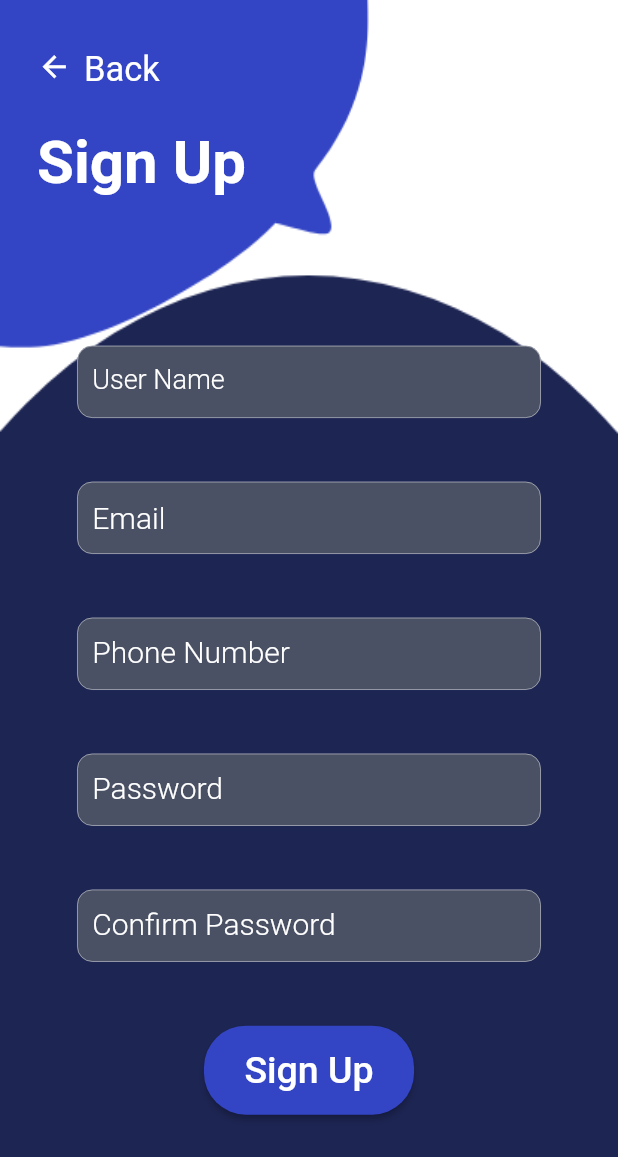
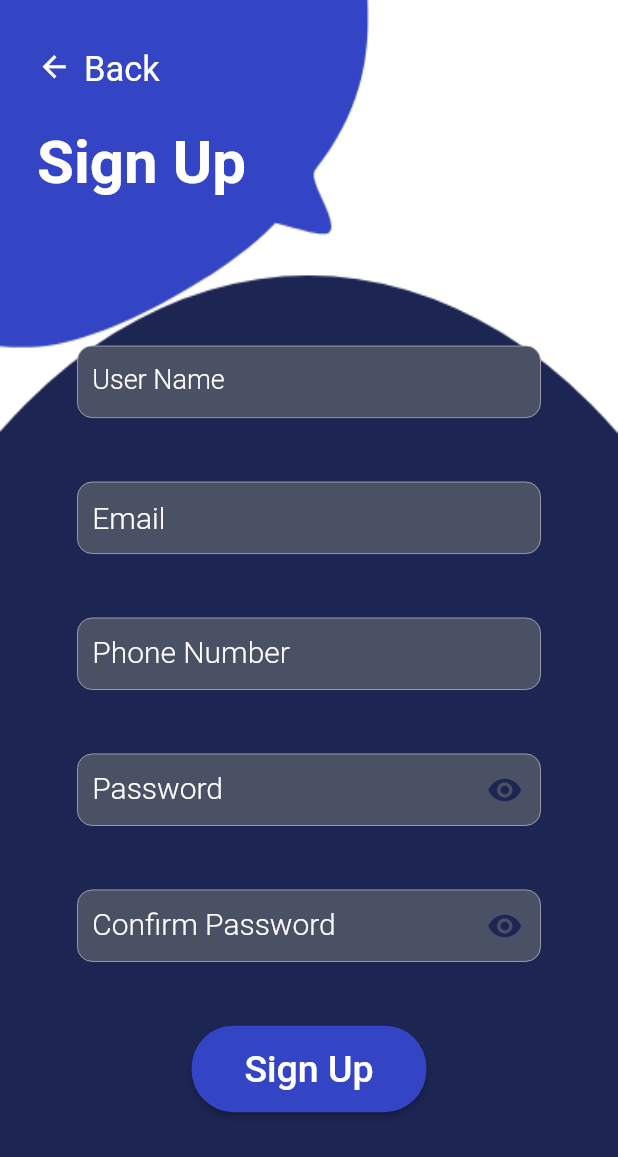
Before and after one commit to MirzaHamza00/final_fyp, a Flutter app: the screen it shows after launch, after a tap on "Log In", after a tap on "Back", after a tap on "Sign Up", on a phone screen of 412 x 824 dp. Shown: the top 1157 px of the screen. Run offline on Flutter 3.47's test engine with Material 2 defaults, Android fonts, the light colour scheme and no system bars; our stand-ins replace carousel_slider, convex_bottom_bar, flutter_datetime_picker, fluttertoast, font_awesome_flutter, geolocator and 3 more; missing offline and left inert: geocode.

Commit message:
six commit

```diff
--- a/lib/screens/auth_screen.dart
+++ b/lib/screens/auth_screen.dart
@@ -51,6 +51,7 @@ class AuthScreen extends StatelessWidget {
                       vertical: deviceSize.height * 0.04,
                       horizontal: deviceSize.width * 0.1,
                     ),
+                    child: SingleChildScrollView(
                       child: Column(
                         crossAxisAlignment: CrossAxisAlignment.start,
                         children: [
@@ -100,6 +101,7 @@ class AuthScreen extends StatelessWidget {
                       ),
                     ),
                   ),
+                ),
                 Expanded(
                   flex: 1,
                   child: SingleChildScrollView(
@@ -140,6 +142,8 @@ class _AuthCardState extends State<AuthCard> {
   static const Color fieldHexColor = Color(0xff4a5165);
   // final _passwordController = TextEditingController();
 
+  bool _passwordVisible = true;
+
   Future<void> _submit() async {
     if (!_formKey.currentState.validate()) {
       // Invalid!
@@ -160,6 +164,7 @@ class _AuthCardState extends State<AuthCard> {
   @override
   Widget build(BuildContext context) {
     final deviceSize = MediaQuery.of(context).size;
+    final deviceOrient = MediaQuery.of(context).orientation;
     //final double top = deviceSize.height * -0.04;
     return Column(
       children: [
@@ -186,7 +191,9 @@ class _AuthCardState extends State<AuthCard> {
                   height: deviceSize.height * 0.01,
                 ),
                 Container(
-                  height: deviceSize.height * 0.093,
+                  height: deviceOrient != Orientation.landscape
+                      ? deviceSize.height * 0.093
+                      : 80,
                   child: TextFormField(
                     onTap: () {
                       check = false;
@@ -282,7 +289,9 @@ class _AuthCardState extends State<AuthCard> {
                   height: deviceSize.height * 0.01,
                 ),
                 Container(
-                  height: deviceSize.height * 0.093,
+                  height: deviceOrient != Orientation.landscape
+                      ? deviceSize.height * 0.093
+                      : 80,
                   child: TextFormField(
                     onTap: () {
                       check = false;
@@ -299,6 +308,19 @@ class _AuthCardState extends State<AuthCard> {
                     ),
                     cursorColor: Colors.pink,
                     decoration: InputDecoration(
+                      suffixIcon: GestureDetector(
+                        onTap: () {
+                          setState(() {
+                            _passwordVisible = !_passwordVisible;
+                          });
+                        },
+                        child: Icon(
+                          _passwordVisible
+                              ? Icons.visibility
+                              : Icons.visibility_off,
+                          color: backHexColor,
+                        ),
+                      ),
                       contentPadding: new EdgeInsets.all(10),
                       fillColor: fieldHexColor,
                       filled: true,
@@ -356,7 +378,7 @@ class _AuthCardState extends State<AuthCard> {
                       _passFocus.unfocus();
                       _submit();
                     },
-                    obscureText: true,
+                    obscureText: _passwordVisible,
                     validator: (value) {
                       if (value.isEmpty) {
                         return 'Enter Password';
--- a/lib/screens/main_screen.dart
+++ b/lib/screens/main_screen.dart
@@ -24,12 +24,15 @@ class _MainScreenState extends State<MainScreen> {
   @override
   Widget build(BuildContext context) {
     final deviceSize = MediaQuery.of(context).size;
+    final deviceOrient = MediaQuery.of(context).orientation;
     return SafeArea(
       child: Scaffold(
         body: _pageOptions[selectedPage],
         bottomNavigationBar: ConvexAppBar(
           curveSize: deviceSize.height * 0.1,
-          height: deviceSize.height * 0.065,
+          height: deviceOrient != Orientation.landscape
+              ? deviceSize.height * 0.065
+              : 40,
           backgroundColor: Colors.blue[900],
           style: TabStyle.flip,
           items: [
--- a/lib/screens/registration.dart
+++ b/lib/screens/registration.dart
@@ -167,9 +167,11 @@ class _AuthCardState extends State<AuthCard> {
     super.dispose();
   }
 
+  bool _passwordVisible = true;
   @override
   Widget build(BuildContext context) {
     final deviceSize = MediaQuery.of(context).size;
+    final deviceOrient = MediaQuery.of(context).orientation;
     return SingleChildScrollView(
       child: Column(
         children: [
@@ -179,7 +181,9 @@ class _AuthCardState extends State<AuthCard> {
               crossAxisAlignment: CrossAxisAlignment.center,
               children: <Widget>[
                 Container(
-                  height: deviceSize.height * 0.11,
+                  height: deviceOrient != Orientation.landscape
+                      ? deviceSize.height * 0.11
+                      : 80,
                   width: deviceSize.width * 0.75,
                   child: TextFormField(
                     style: TextStyle(
@@ -244,21 +248,11 @@ class _AuthCardState extends State<AuthCard> {
                     },
                   ),
                 ),
-                // SizedBox(
-                //   height: deviceSize.height * 0.02,
-                // ),
-                // Text(
-                //   'Email',
-                //   style: TextStyle(
-                //     color: Colors.white,
-                //     fontSize: 22,
-                //   ),
-                // ),
-                // SizedBox(
-                //   height: deviceSize.height * 0.01,
-                // ),
+
                 Container(
-                  height: deviceSize.height * 0.11,
+                  height: deviceOrient != Orientation.landscape
+                      ? deviceSize.height * 0.11
+                      : 80,
                   width: deviceSize.width * 0.75,
                   child: TextFormField(
                     style: TextStyle(
@@ -338,7 +332,9 @@ class _AuthCardState extends State<AuthCard> {
                 // ),
                 Container(
                   width: deviceSize.width * 0.75,
-                  height: deviceSize.height * 0.11,
+                  height: deviceOrient != Orientation.landscape
+                      ? deviceSize.height * 0.11
+                      : 80,
                   child: TextFormField(
                     style: TextStyle(
                       color: Colors.white,
@@ -419,7 +415,9 @@ class _AuthCardState extends State<AuthCard> {
                 //   height: deviceSize.height * 0.02,
                 // ),
                 Container(
-                  height: deviceSize.height * 0.11,
+                  height: deviceOrient != Orientation.landscape
+                      ? deviceSize.height * 0.11
+                      : 80,
                   width: deviceSize.width * 0.75,
                   child: TextFormField(
                     style: TextStyle(
@@ -428,6 +426,19 @@ class _AuthCardState extends State<AuthCard> {
                     ),
                     cursorColor: Colors.pink,
                     decoration: InputDecoration(
+                      suffixIcon: GestureDetector(
+                        onTap: () {
+                          setState(() {
+                            _passwordVisible = !_passwordVisible;
+                          });
+                        },
+                        child: Icon(
+                          _passwordVisible
+                              ? Icons.visibility
+                              : Icons.visibility_off,
+                          color: backHexColor,
+                        ),
+                      ),
                       contentPadding: new EdgeInsets.all(10),
                       errorStyle: TextStyle(
                         color: Colors.red,
@@ -470,7 +481,7 @@ class _AuthCardState extends State<AuthCard> {
                         ),
                       ),
                     ),
-                    obscureText: true,
+                    obscureText: _passwordVisible,
                     controller: _passwordController,
                     focusNode: _passFocus,
                     onFieldSubmitted: (value) {
@@ -495,7 +506,9 @@ class _AuthCardState extends State<AuthCard> {
                 // ),
 
                 Container(
-                  height: deviceSize.height * 0.11,
+                  height: deviceOrient != Orientation.landscape
+                      ? deviceSize.height * 0.11
+                      : 80,
                   width: deviceSize.width * 0.75,
                   child: TextFormField(
                     style: TextStyle(
@@ -504,6 +517,19 @@ class _AuthCardState extends State<AuthCard> {
                     ),
                     cursorColor: Colors.pink,
                     decoration: InputDecoration(
+                      suffixIcon: GestureDetector(
+                        onTap: () {
+                          setState(() {
+                            _passwordVisible = !_passwordVisible;
+                          });
+                        },
+                        child: Icon(
+                          _passwordVisible
+                              ? Icons.visibility
+                              : Icons.visibility_off,
+                          color: backHexColor,
+                        ),
+                      ),
                       contentPadding: new EdgeInsets.all(10),
                       counterText: ' ',
                       errorStyle: TextStyle(
@@ -552,7 +578,7 @@ class _AuthCardState extends State<AuthCard> {
                       _submit();
                     },
                     textInputAction: TextInputAction.done,
-                    obscureText: true,
+                    obscureText: _passwordVisible,
                     validator: (value) {
                       if (value.isEmpty) {
                         return 'Enter confirm Password';
@@ -572,8 +598,12 @@ class _AuthCardState extends State<AuthCard> {
                 // ),
                 Center(
                   child: Container(
-                    width: deviceSize.width * 0.34,
-                    height: deviceSize.height * 0.072,
+                    width: deviceOrient != Orientation.landscape
+                        ? deviceSize.height * 0.19
+                        : 140,
+                    height: deviceOrient != Orientation.landscape
+                        ? deviceSize.height * 0.07
+                        : 40,
                     child: RaisedButton(
                       splashColor: Colors.white,
                       onPressed: () => _submit(),
--- a/lib/screens/start.dart
+++ b/lib/screens/start.dart
@@ -7,8 +7,15 @@ class StartScreen extends StatelessWidget {
   @override
   Widget build(BuildContext context) {
     final deviceSize = MediaQuery.of(context).size;
+    final deviceOrient = MediaQuery.of(context).orientation;
     return SafeArea(
-      child: Container(
+      child: deviceSize.height < 200
+          ? Container(
+              color: Colors.red,
+            )
+          : Container(
+              width: deviceSize.width,
+              height: deviceSize.height,
               decoration: BoxDecoration(
                 color: Colors.white,
                 image: DecorationImage(
@@ -27,7 +34,9 @@ class StartScreen extends StatelessWidget {
                       Center(
                         child: Container(
                           width: deviceSize.width * 0.3,
-                    height: deviceSize.height * 0.07,
+                          height: deviceOrient != Orientation.landscape
+                              ? deviceSize.height * 0.07
+                              : 50,
                           child: RaisedButton(
                             splashColor: backHexColor,
                             shape: RoundedRectangleBorder(
@@ -56,7 +65,9 @@ class StartScreen extends StatelessWidget {
                       Center(
                         child: Container(
                           width: deviceSize.width * 0.3,
-                    height: deviceSize.height * 0.07,
+                          height: deviceOrient != Orientation.landscape
+                              ? deviceSize.height * 0.07
+                              : 50,
                           child: RaisedButton(
                             splashColor: buttonHexColor,
                             shape: RoundedRectangleBorder(
```
Also changed, not shown: lib/models/createGroup.dart (+11 -5 lines), lib/models/createPool.dart (+17 -22 lines), lib/models/createTravel.dart (+8 -18 lines), lib/screens/main_page.dart (+9 -3 lines), lib/widgets/main_module.dart (+10 -5 lines), 7 other files. Lines whose indentation alone changed are shown as unchanged.
